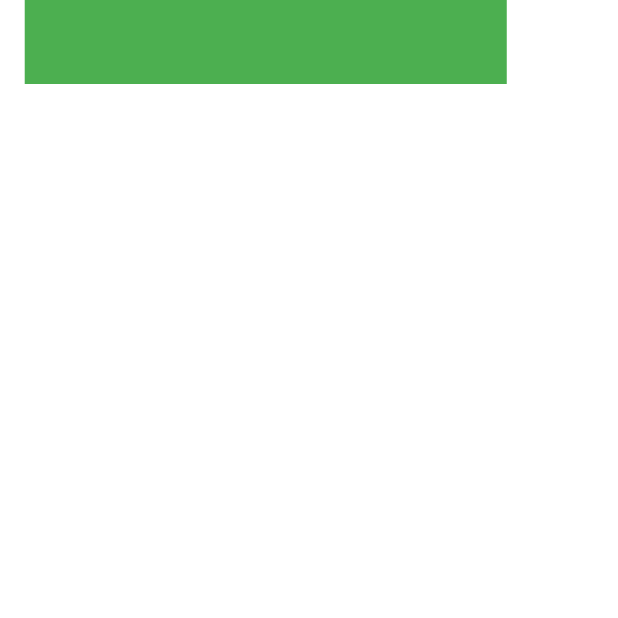
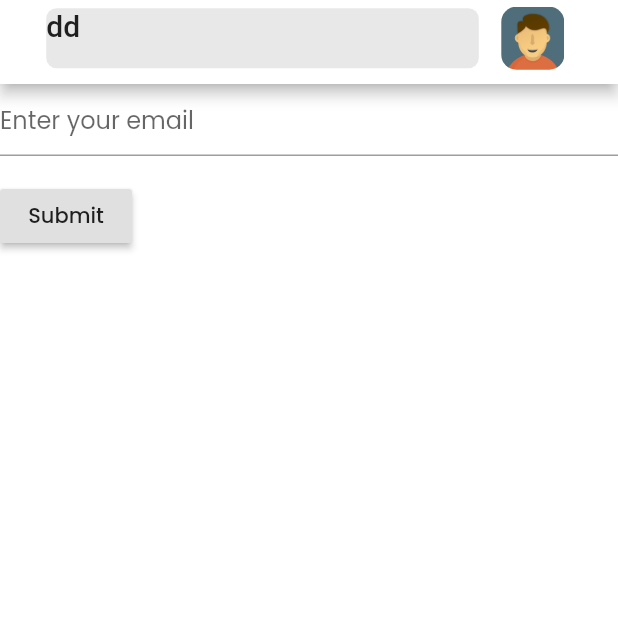
Before and after one commit to umkl/neighboroo, a Flutter app: the screen it shows after launch, on a phone screen of 412 x 824 dp, the top half of it. Run offline on Flutter 3.47's test engine with Material 2 defaults, Android fonts, the phone set to English and light mode, and no system bars; our stand-ins replace google_fonts.

Commit message:
making of AppBar

```diff
--- /dev/null
+++ b/lib/components/search_field.dart
@@ -0,0 +1,10 @@
+import 'package:flutter/material.dart';
+
+class SearchField extends StatelessWidget {
+  @override
+  Widget build(BuildContext context) {
+    return Container(
+
+    );
+  }
+}
--- a/lib/constants.dart
+++ b/lib/constants.dart
@@ -9,7 +9,7 @@ const bg_red  = Color(0xFFEF5359);
 
 const text_color = Color(0xFFFFFFFF);
 
-const box_color = Color(0xFFD2D2D2);
+const box_color = Color(0x80D2D2D2);
 
 const outer_padding = 20.0;
 const inner_padding = 10.0;
--- a/lib/main.dart
+++ b/lib/main.dart
@@ -20,7 +20,7 @@ class Neighboroo extends StatelessWidget {
         accentColor: text_color,
         visualDensity: VisualDensity.adaptivePlatformDensity,
       ),
-      home: MainScreen()
+      home: MainScreen(),
     );
   }
 }
--- a/lib/screens/main_screen.dart
+++ b/lib/screens/main_screen.dart
@@ -6,28 +6,66 @@ class MainScreen extends StatelessWidget {
   Widget build(BuildContext context) {
     return Scaffold(
       backgroundColor: bg_main,
-      appBar: AppBar(
+            appBar: AppBar(
+              title: Row(
+          mainAxisAlignment: MainAxisAlignment.center,
+          children: <Widget> [
 
-        actions: <Widget>[
           Container(
-            margin: new EdgeInsets.only(right: MediaQuery.of(context).size.width * 0.18),
-            color: Colors.green,
-            width: MediaQuery.of(context).size.width * 0.78,
-            height: 10.0,
 
-          )
+            margin: new EdgeInsets.only(bottom: 10.0, top: 5.0, left: 5.0, right: 5.0),
+            width: MediaQuery.of(context).size.width * 0.7,
+            height: 40.0,
+
+            decoration: BoxDecoration(
+              borderRadius: BorderRadius.all(Radius.circular(7)),
+              color: box_color,
+            ),
+            child: Text("dd"),
+
+          ),
+          Container(
+            margin: new EdgeInsets.only(bottom: 10.0, top: 5.0, left: 10.0, right: 10.0),
+            child: ClipRRect(
+
+                  borderRadius: BorderRadius.circular(10.0),
+                  child: Image(
+                      image: AssetImage('assets/images/nb-profilepic.png'),
+                      width: 42.0,
+                      height: 42.0,
+                    ),
+                  ),
+          ),
+        ]
+      ),
+            ),
+      body: Form(
+      child: Column(
+        crossAxisAlignment: CrossAxisAlignment.start,
+        children: <Widget>[
+          TextFormField(
+            decoration: const InputDecoration(
+              hintText: 'Enter your email',
+            ),
+            validator: (value) {
+              if (value.isEmpty) {
+                return 'Please enter some text';
+              }
+              return null;
+            },
+          ),
+          Padding(
+            padding: const EdgeInsets.symmetric(vertical: 16.0),
+            child: RaisedButton(
+              onPressed: () {
+                // Validate will return true if the form is valid, or false if
+              },
+              child: Text('Submit'),
+            ),
+          ),
         ],
-        elevation: 0,
-        // title: Text("My Neighboroo",
-        //   style: TextStyle(
-        //     color: Colors.grey[800],
-        //     fontWeight: FontWeight.w800
-        //   )
-        // ),
-
-        // centerTitle: false,
-
-      )
+      ),
+    )
     );
   }
 }
```
Also changed, not shown: assets/images/nb-profilepic.png (added), assets/images/nb-women.png (renamed from assets/images/women.png), 8 other files.
